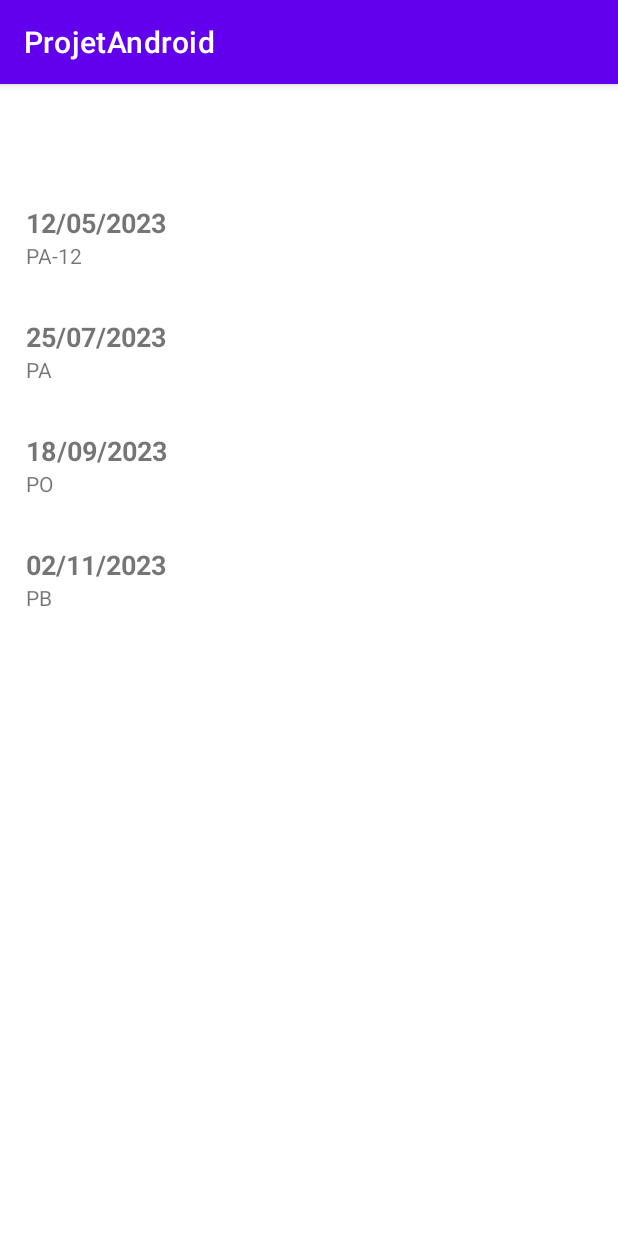
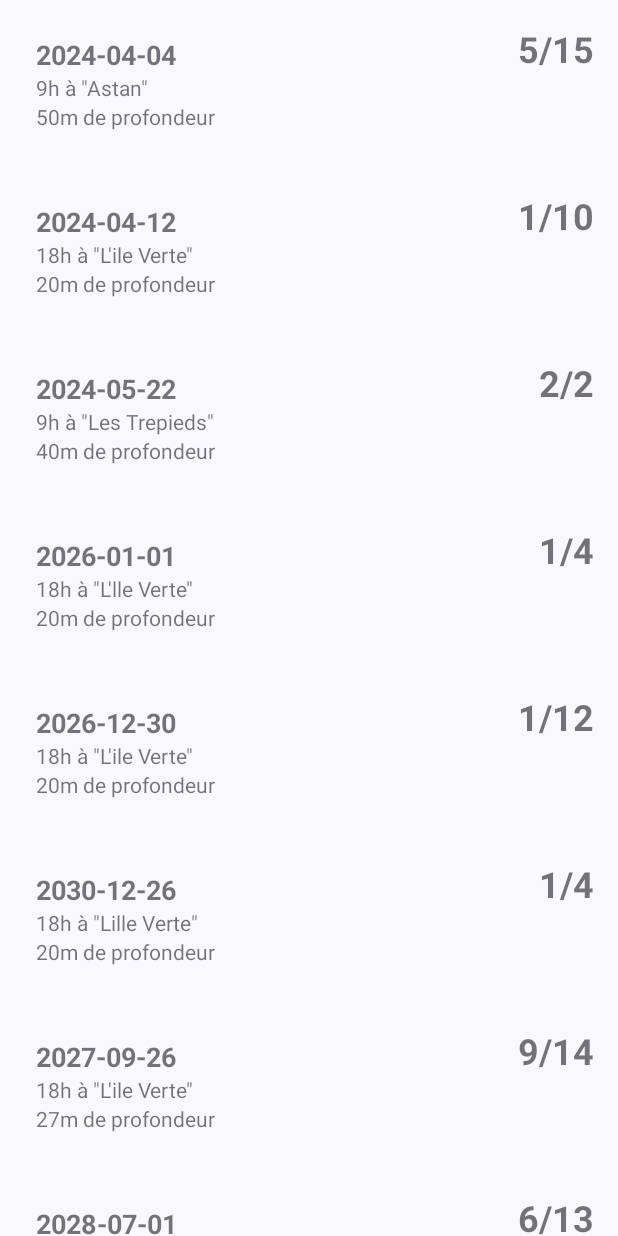
Before and after one commit to PetitGens/nautilus-android, an Android app built with Jetpack Compose: the screen it shows after launch (DiveListActivity before the commit, Nautilus after it), on a phone screen of 412 x 824 dp. Run offline under Robolectric (Android 15) with nearby library versions, the phone set to English and light mode, and no system bars.

Commit message:
feat: call view from compose

```diff
--- a/app/src/main/java/fr/iut/gon/info/td3/projetAndroid/DiveAdapter.kt
+++ b/app/src/main/java/fr/iut/gon/info/td3/projetAndroid/DiveAdapter.kt
@@ -10,7 +10,9 @@ class DiveAdapter(private val dives: List<FakeDive>) : RecyclerView.Adapter<Dive
 
     class ViewHolder(itemView: View) : RecyclerView.ViewHolder(itemView) {
         val diveDate: TextView = itemView.findViewById(R.id.dive_date)
-        val diveLevel: TextView = itemView.findViewById(R.id.dive_level)
+        val diveHourLocation: TextView = itemView.findViewById(R.id.dive_hour_location)
+        val diveDepth: TextView = itemView.findViewById(R.id.dive_depth)
+        val diveSpots: TextView = itemView.findViewById(R.id.dive_spots)
     }
 
     override fun onCreateViewHolder(parent: ViewGroup, viewType: Int): ViewHolder {
@@ -25,6 +27,8 @@ class DiveAdapter(private val dives: List<FakeDive>) : RecyclerView.Adapter<Dive
     override fun onBindViewHolder(holder: ViewHolder, position: Int) {
         val dive = dives[position]
         holder.diveDate.text = dive.date
-        holder.diveLevel.text = dive.level
+        holder.diveHourLocation.text = "${dive.hour} à \"${dive.location}\""
+        holder.diveDepth.text = "${dive.depth}m de profondeur"
+        holder.diveSpots.text = "${dive.nbTakenSpots}/${dive.nbSpots}"
     }
 }
--- a/app/src/main/java/fr/iut/gon/info/td3/projetAndroid/FakeDive.kt
+++ b/app/src/main/java/fr/iut/gon/info/td3/projetAndroid/FakeDive.kt
@@ -1,3 +1,12 @@
 package fr.iut.gon.info.td3.projetAndroid
 
-data class FakeDive(val date: String, val level: String)
+data class FakeDive(
+    val date: String = "2024-01-01",
+    val hour: String = "9h",
+    val level: String = "PA",
+    val depth: Int = 20,
+    val location: String = "Un super lieu",
+    val nbSpots: Int = 4,
+    val nbTakenSpots: Int = 1,
+    val dive: Unit? = null
+)
--- a/app/src/main/java/fr/iut/gon/info/td3/projetAndroid/Nautilus.kt
+++ b/app/src/main/java/fr/iut/gon/info/td3/projetAndroid/Nautilus.kt
@@ -1,6 +1,7 @@
 package fr.iut.gon.info.td3.projetAndroid
 
 import android.os.Bundle
+import android.view.ViewGroup
 import androidx.activity.ComponentActivity
 import androidx.activity.compose.setContent
 import androidx.compose.foundation.layout.fillMaxSize
@@ -8,9 +9,15 @@ import androidx.compose.material3.MaterialTheme
 import androidx.compose.material3.Surface
 import androidx.compose.material3.Text
 import androidx.compose.runtime.Composable
+import androidx.compose.runtime.remember
 import androidx.compose.ui.Modifier
+import androidx.compose.ui.platform.LocalContext
 import androidx.compose.ui.tooling.preview.Preview
+import androidx.compose.ui.viewinterop.AndroidView
+import androidx.recyclerview.widget.LinearLayoutManager
+import androidx.recyclerview.widget.RecyclerView
 import fr.iut.gon.info.td3.projetAndroid.ui.theme.ProjetAndroidTheme
+import kotlin.random.Random
 
 class Nautilus : ComponentActivity() {
     override fun onCreate(savedInstanceState: Bundle?) {
@@ -31,13 +38,60 @@ class Nautilus : ComponentActivity() {
 
 @Composable
 fun Greeting(name: String, modifier: Modifier = Modifier) {
-    Text(
-        text = "Hello $name!",
-        modifier = modifier
+    FakeDiveList();
+}
+
+@Preview(showBackground = true)
+@Composable
+fun FakeDiveList()
+{
+    val fakeDiveList = listOf(
+        FakeDive(date="2024-04-04", hour="9h", depth=50, location="Astan", nbTakenSpots=5, nbSpots=15),
+        FakeDive(date="2024-04-12", hour="18h", depth=20, location="L'ile Verte", nbTakenSpots=1, nbSpots=10),
+        FakeDive(date="2024-05-22", hour="9h", depth=40, location="Les Trepieds", nbTakenSpots=2, nbSpots=2),
+        FakeDive(date="2026-01-01", hour="18h", depth=20, location="L'lle Verte", nbTakenSpots=1, nbSpots=4),
+        FakeDive(date="2026-12-30", hour="18h", depth=20, location="L'ile Verte", nbTakenSpots=1, nbSpots=12),
+        FakeDive(date="2030-12-26", hour="18h", depth=20, location="Lille Verte", nbTakenSpots=1, nbSpots=4)
+    )
+    val randomDives = mutableListOf<FakeDive>()
+
+    for (i in 1..100) {
+        val year = Random.nextInt(2024, 2031)
+        val month = Random.nextInt(1, 13)
+        val day = Random.nextInt(1, 29)
+        val date = String.format("%04d-%02d-%02d", year, month, day)
+
+        val hour = if (Random.nextBoolean()) "9h" else "18h"
+        val depth = Random.nextInt(10, 51)
+        val location = listOf("Astan", "L'ile Verte", "Les Trepieds", "Lille Verte").random()
+        val nbTakenSpots = Random.nextInt(1, 11)
+        val nbSpots = Random.nextInt(nbTakenSpots, 21)
+
+        randomDives.add(FakeDive(date=date, hour=hour, depth=depth, location=location, nbTakenSpots=nbTakenSpots, nbSpots=nbSpots))
+    }
+
+    val combinedList = fakeDiveList + randomDives
+
+    DiveListView(dives = combinedList)
+}
+
+
+@Composable
+fun DiveListView(
+    dives: List<FakeDive>,
+    modifier: Modifier = Modifier
+) {
+    AndroidView(
+        modifier = modifier,
+        factory = { context ->
+            RecyclerView(context).apply {
+                layoutManager = LinearLayoutManager(context)
+                adapter = DiveAdapter(dives)
+            }
+        }
     )
 }
 
-@Preview(showBackground = true)
 @Composable
 fun GreetingPreview() {
     ProjetAndroidTheme {
--- a/app/src/main/res/layout/dive_item.xml
+++ b/app/src/main/res/layout/dive_item.xml
@@ -1,21 +1,40 @@
 <?xml version="1.0" encoding="utf-8"?>
-<LinearLayout
-    xmlns:android="http://schemas.android.com/apk/res/android"
+<LinearLayout xmlns:android="http://schemas.android.com/apk/res/android"
     android:layout_width="match_parent"
     android:layout_height="wrap_content"
+    android:orientation="horizontal"
+    android:padding="16dp">
+
+    <LinearLayout
+        android:layout_width="wrap_content"
+        android:layout_height="wrap_content"
         android:orientation="vertical"
-    android:padding="16dp">
+        android:padding="8dp">
 
         <TextView
             android:id="@+id/dive_date"
             android:layout_width="match_parent"
             android:layout_height="wrap_content"
             android:textSize="18sp"
-        android:textStyle="bold"/>
+            android:textStyle="bold" />
 
         <TextView
-        android:id="@+id/dive_level"
+            android:id="@+id/dive_hour_location"
+            android:layout_width="match_parent"
+            android:layout_height="wrap_content" />
+
+        <TextView
+            android:id="@+id/dive_depth"
             android:layout_width="match_parent"
             android:layout_height="wrap_content" />
 
     </LinearLayout>
+
+    <TextView
+        android:id="@+id/dive_spots"
+        android:layout_width="match_parent"
+        android:layout_height="wrap_content"
+        android:textAlignment="textEnd"
+        android:textSize="24sp"
+        android:textStyle="bold" />
+</LinearLayout>
```
Also changed, not shown: app/src/main/AndroidManifest.xml (+8 -6 lines), app/src/main/java/fr/iut/gon/info/td3/projetAndroid/DiveList.kt (added, +44 -0 lines), app/src/main/java/fr/iut/gon/info/td3/projetAndroid/DiveListActivity.kt (+27 -5 lines). Lines whose indentation alone changed are shown as unchanged.
